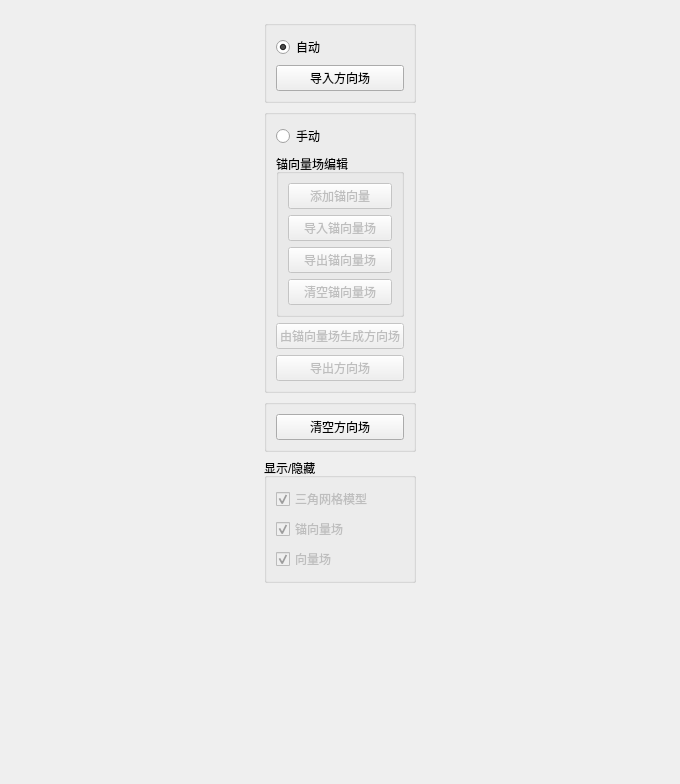
The window that WidgetUi/VectorDieldDriven_VecField.ui (Jarvis-Chiang/ProLab) describes before a commit, drawn with Qt 5.
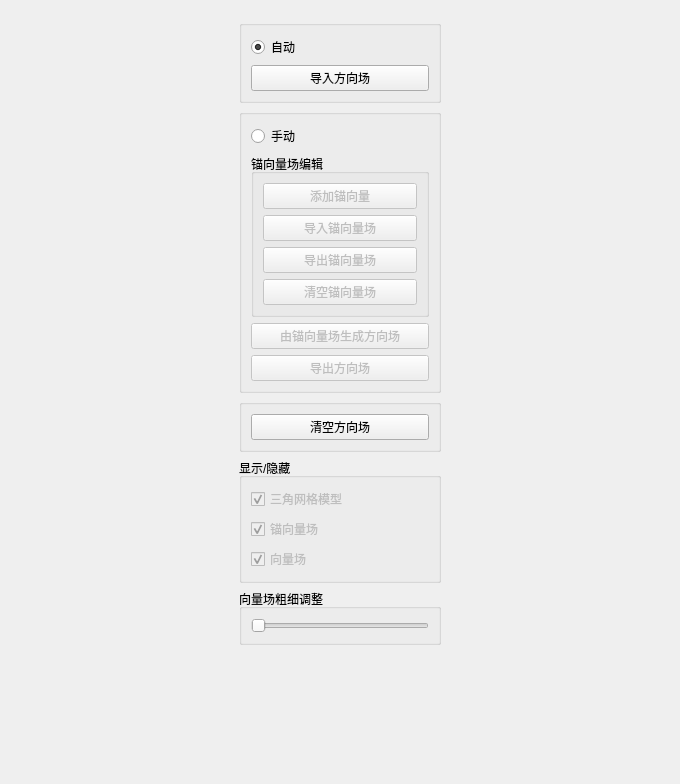
The same window after the commit.

Commit message: 优化向量插值操作逻辑

Diff of the .ui file:
```diff
--- a/WidgetUi/VectorDieldDriven_VecField.ui
+++ b/WidgetUi/VectorDieldDriven_VecField.ui
@@ -29,7 +29,7 @@
    </item>
    <item>
     <widget class="QWidget" name="widget" native="true">
-     <layout class="QVBoxLayout" name="verticalLayout_5">
+     <layout class="QVBoxLayout" name="verticalLayout_6">
       <item>
        <widget class="QGroupBox" name="groupBox_2">
         <property name="title">
@@ -214,6 +214,28 @@
         </layout>
        </widget>
       </item>
+      <item>
+       <widget class="QGroupBox" name="groupBox_6">
+        <property name="title">
+         <string>向量场粗细调整</string>
+        </property>
+        <layout class="QVBoxLayout" name="verticalLayout_5">
+         <item>
+          <widget class="QSlider" name="horizontalSlider">
+           <property name="maximum">
+            <number>100</number>
+           </property>
+           <property name="sliderPosition">
+            <number>0</number>
+           </property>
+           <property name="orientation">
+            <enum>Qt::Horizontal</enum>
+           </property>
+          </widget>
+         </item>
+        </layout>
+       </widget>
+      </item>
       <item>
        <spacer name="verticalSpacer">
         <property name="orientation">
```
The commit also changes 5 other files.
